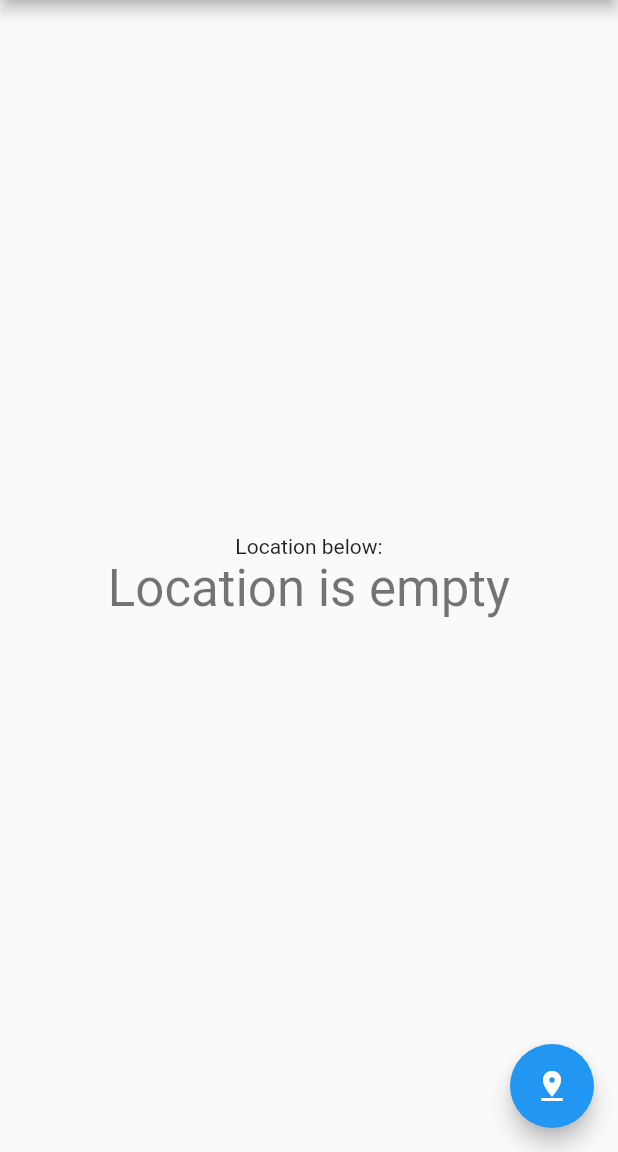
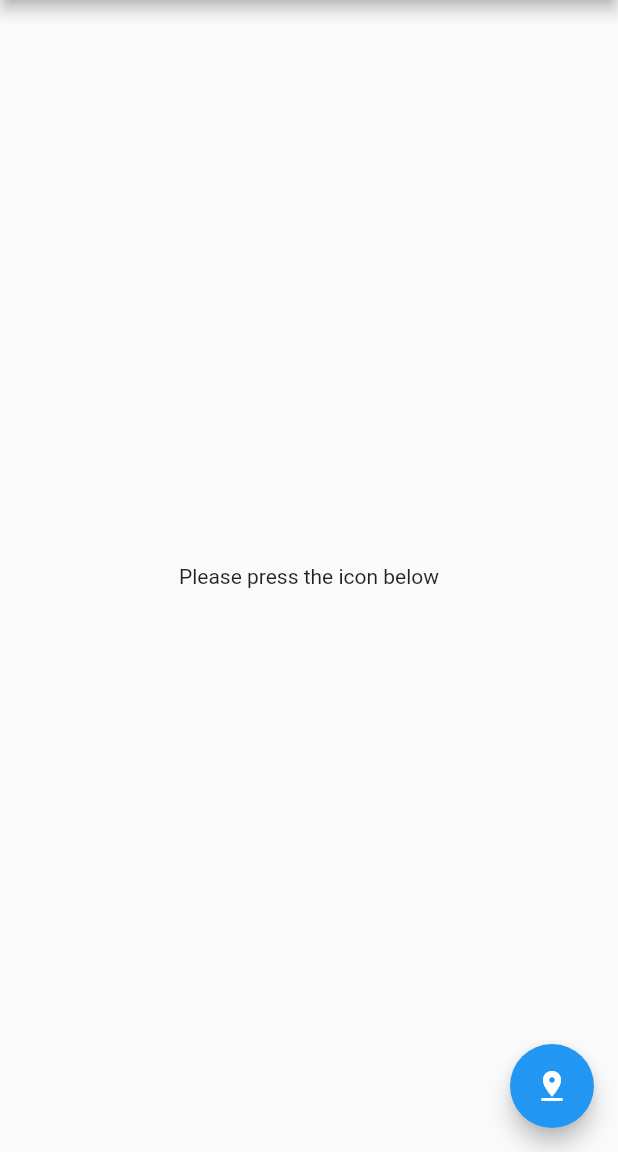
Before and after one commit to seyidaniels/kmeans-nearest-hospitals-app, a Flutter app: the screen it shows after launch, on a phone screen of 412 x 824 dp, the part 84-1236 px from its top. Run offline on Flutter 3.47's test engine with Material 2 defaults, Android fonts, the phone set to English and light mode, and no system bars; our stand-ins replace flutter_map, latlong2, location.

Commit message:
Changes made

```diff
--- a/lib/main.dart
+++ b/lib/main.dart
@@ -1,6 +1,8 @@
 import 'package:flutter/material.dart';
+import 'package:latlong2/latlong.dart';
 import 'package:location/location.dart';
 import 'package:nearesthospital/location_service.dart';
+import 'package:flutter_map/flutter_map.dart';
 
 void main() {
   runApp(const MyApp());
@@ -32,6 +34,7 @@ class _MyHomePageState extends State<MyHomePage> {
   LocationData _currentLocation;
 
   Future _getCurrentLocation() async {
+    setState(() {});
     _currentLocation = await LocationService().requestLocation();
     setState(() {});
   }
@@ -39,25 +42,8 @@ class _MyHomePageState extends State<MyHomePage> {
   @override
   Widget build(BuildContext context) {
     return Scaffold(
-      appBar: AppBar(
-        title: const Text("Nearest Hospital"),
-      ),
-      body: Center(
-        child: Column(
-          mainAxisAlignment: MainAxisAlignment.center,
-          children: <Widget>[
-            const Text(
-              'Location below:',
-            ),
-            Text(
-              _currentLocation != null
-                  ? "${_currentLocation.latitude}, ${_currentLocation.longitude}"
-                  : "Location is empty",
-              style: Theme.of(context).textTheme.headline4,
-            ),
-          ],
-        ),
-      ),
+      appBar: AppBar(title: const Text("Nearest Hospital")),
+      body: _buildBody(),
       floatingActionButton: FloatingActionButton(
         onPressed: () => _getCurrentLocation(),
         tooltip: 'Get Current Location',
@@ -65,4 +51,54 @@ class _MyHomePageState extends State<MyHomePage> {
       ),
     );
   }
+
+  Widget _buildBody() {
+    Widget child;
+    if (_currentLocation != null) {
+      child = FlutterMap(
+        options: MapOptions(
+          center: LatLng(
+            _currentLocation?.latitude,
+            _currentLocation?.longitude,
+          ),
+          zoom: 15.0,
+          enableScrollWheel: false,
+          allowPanningOnScrollingParent: false,
+        ),
+        layers: [
+          TileLayerOptions(
+            urlTemplate: "https://{s}.tile.openstreetmap.org/{z}/{x}/{y}.png",
+            subdomains: ['a', 'b', 'c'],
+            attributionBuilder: (_) {
+              return const Text("© OpenStreetMap contributors");
+            },
+          ),
+          MarkerLayerOptions(
+            markers: [
+              Marker(
+                width: 80.0,
+                height: 80.0,
+                point: LatLng(
+                  _currentLocation?.latitude,
+                  _currentLocation?.longitude,
+                ),
+                builder: (ctx) => const SizedBox(
+                  child: Icon(
+                    Icons.pin_drop,
+                    color: Colors.red,
+                    size: 60,
+                  ),
+                ),
+              ),
+            ],
+          ),
+        ],
+      );
+    } else {
+      child = const Center(
+        child: Text("Please press the icon below"),
+      );
+    }
+    return child;
+  }
 }
--- a/pubspec.yaml
+++ b/pubspec.yaml
@@ -36,6 +36,9 @@ dependencies:
   cupertino_icons: ^1.0.2
   # for location
   location: ^4.3.0
+  # for maps
+  flutter_map: ^0.14.0
+  latlong2: ^0.8.1
 
 dev_dependencies:
   flutter_test:
```
Also changed, not shown: pubspec.lock.
